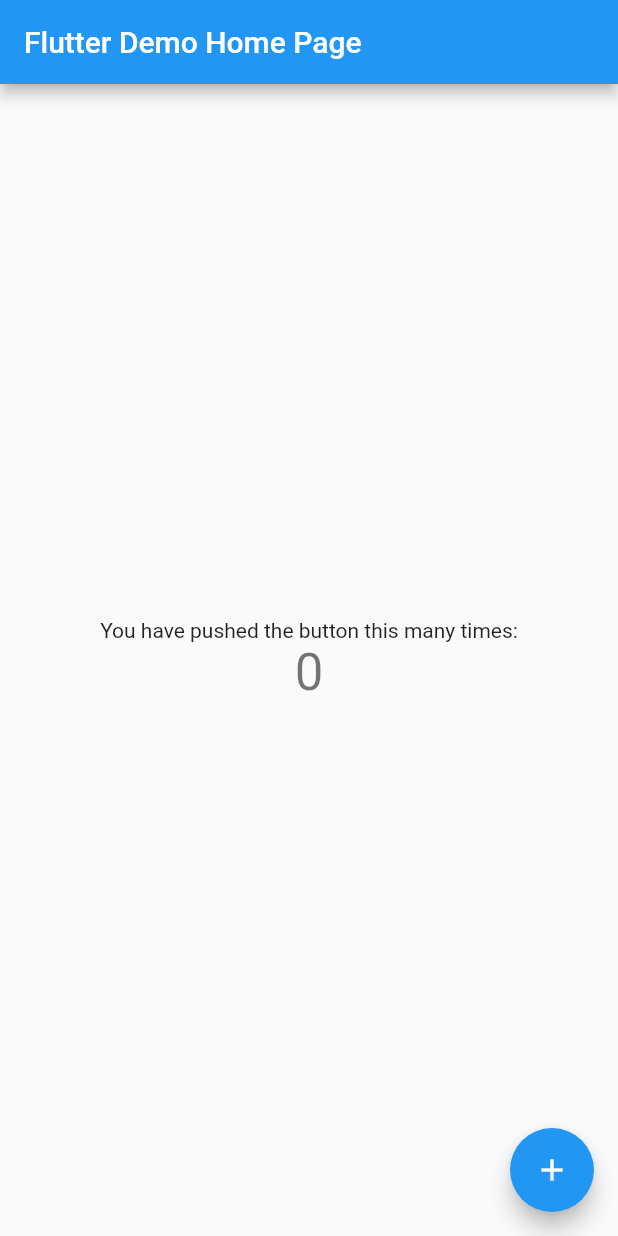
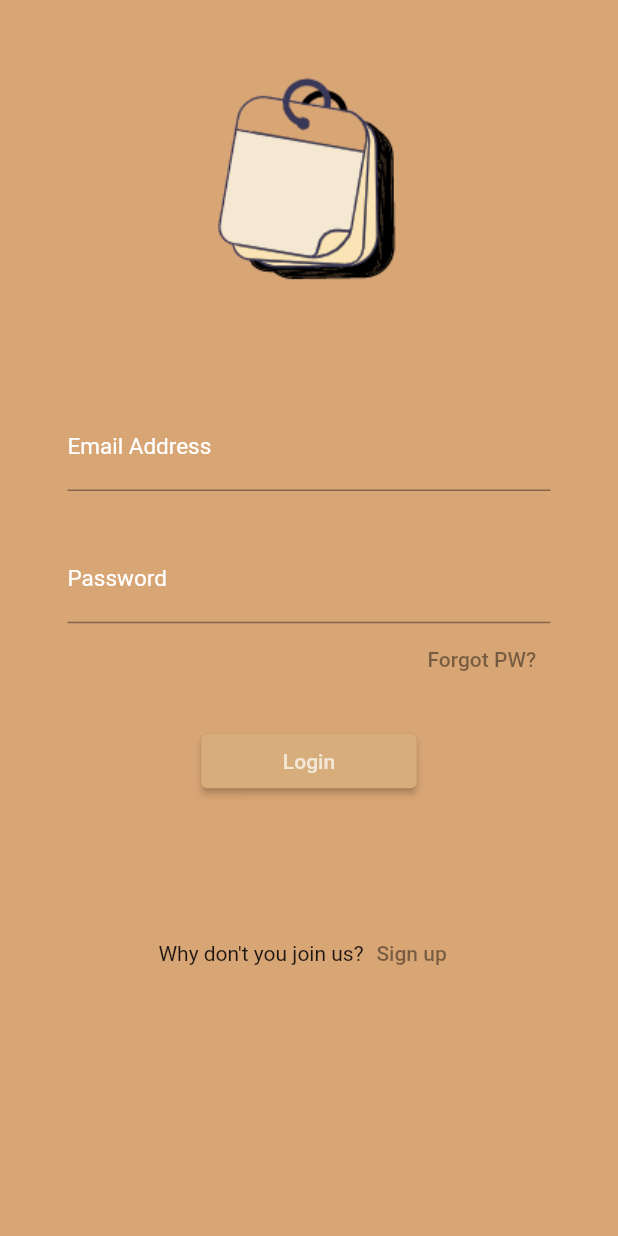
Before and after one commit to shusi1625/Daily_theme, a Flutter app: the screen it shows after launch, on a phone screen of 412 x 824 dp. Run offline on Flutter 3.47's test engine with Material 2 defaults, Android fonts, the phone set to English and light mode, and no system bars.

Commit message:
login page

```diff
--- /dev/null
+++ b/code/lib/login.dart
@@ -0,0 +1,95 @@
+import 'package:flutter/material.dart';
+
+class Login extends StatefulWidget {
+  const Login({Key? key}) : super(key: key);
+
+  @override
+  State<Login> createState() => _LoginState();
+}
+
+class _LoginState extends State<Login> {
+  @override
+  Widget build(BuildContext context) {
+    return Scaffold(
+      backgroundColor: Color(0xffD8A575),
+      body: SingleChildScrollView(
+        child: Column(
+          children: [
+            Padding(padding: EdgeInsets.only(top: 30)),
+            Center(
+              child: Image(image: AssetImage('image/icon1.png'),),
+
+            ),
+            Form(child: Theme(
+              data: ThemeData(
+                primaryColor: Colors.white,
+                inputDecorationTheme: InputDecorationTheme(
+                  labelStyle: TextStyle(
+                    color: Colors.white,
+                    fontSize: 15.0,
+                  )
+                )
+              ),
+              child: Container(
+                padding: EdgeInsets.all(45),
+                child: Column(
+                  children: [
+                    TextField(
+                      decoration: InputDecoration(
+                        labelText: 'Email Address'
+                      ),
+                      keyboardType: TextInputType.emailAddress,
+                    ),
+                    SizedBox(height: 30,),
+                    TextField(
+                      decoration: InputDecoration(
+                          labelText: 'Password'
+                      ),
+                      keyboardType: TextInputType.emailAddress,
+                      obscureText: true,
+                    ),
+                    Row(
+                      children: [
+                        SizedBox(width: 232,),
+                        TextButton(
+                            child: Text('Forgot PW?',
+                            style: TextStyle(
+                              fontSize: 14,
+                                color: Colors.black45
+                            ),),
+                            onPressed: null),
+                      ],
+                    ),
+                    SizedBox(height: 20),
+                    ElevatedButton(
+                      style: ElevatedButton.styleFrom(
+                        primary: Color(0xffD8AD7C)
+                      ),
+                          child: Text('           Login           ',
+                          style: TextStyle(
+                            color: Colors.white70
+                          ),),
+                            onPressed: (){print("5");}),
+                  SizedBox(height: 80),
+                  Row(
+                    mainAxisAlignment: MainAxisAlignment.center,
+                    children: [
+                      Text("Why don't you join us?"),
+                      TextButton(
+                          child: Text('Sign up',
+                          style: TextStyle(
+                            color: Colors.black45
+                          ),),
+                          onPressed: (){print("5");},)
+                    ],
+                  )
+                  ],
+                ),
+              ),)
+            )
+          ],
+        ),
+      ),
+    );
+  }
+}
--- a/code/lib/main.dart
+++ b/code/lib/main.dart
@@ -1,4 +1,5 @@
 import 'package:flutter/material.dart';
+import 'login.dart';
 
 void main() {
   runApp(const MyApp());
@@ -7,109 +8,12 @@ void main() {
 class MyApp extends StatelessWidget {
   const MyApp({Key? key}) : super(key: key);
 
-  // This widget is the root of your application.
   @override
   Widget build(BuildContext context) {
     return MaterialApp(
-      title: 'Flutter Demo',
-      theme: ThemeData(
-        // This is the theme of your application.
-        //
-        // Try running your application with "flutter run". You'll see the
-        // application has a blue toolbar. Then, without quitting the app, try
-        // changing the primarySwatch below to Colors.green and then invoke
-        // "hot reload" (press "r" in the console where you ran "flutter run",
-        // or simply save your changes to "hot reload" in a Flutter IDE).
-        // Notice that the counter didn't reset back to zero; the application
-        // is not restarted.
-        primarySwatch: Colors.blue,
-      ),
-      home: const MyHomePage(title: 'Flutter Demo Home Page'),
+      debugShowCheckedModeBanner: false,
+      title: 'Daily_theme',
+      home: Login(),//추후 데이터베이스와 연결하면 수정할 예정
     );
   }
 }
-
-class MyHomePage extends StatefulWidget {
-  const MyHomePage({Key? key, required this.title}) : super(key: key);
-
-  // This widget is the home page of your application. It is stateful, meaning
-  // that it has a State object (defined below) that contains fields that affect
-  // how it looks.
-
-  // This class is the configuration for the state. It holds the values (in this
-  // case the title) provided by the parent (in this case the App widget) and
-  // used by the build method of the State. Fields in a Widget subclass are
-  // always marked "final".
-
-  final String title;
-
-  @override
-  State<MyHomePage> createState() => _MyHomePageState();
-}
-
-class _MyHomePageState extends State<MyHomePage> {
-  int _counter = 0;
-
-  void _incrementCounter() {
-    setState(() {
-      // This call to setState tells the Flutter framework that something has
-      // changed in this State, which causes it to rerun the build method below
-      // so that the display can reflect the updated values. If we changed
-      // _counter without calling setState(), then the build method would not be
-      // called again, and so nothing would appear to happen.
-      _counter++;
-    });
-  }
-
-  @override
-  Widget build(BuildContext context) {
-    // This method is rerun every time setState is called, for instance as done
-    // by the _incrementCounter method above.
-    //
-    // The Flutter framework has been optimized to make rerunning build methods
-    // fast, so that you can just rebuild anything that needs updating rather
-    // than having to individually change instances of widgets.
-    return Scaffold(
-      appBar: AppBar(
-        // Here we take the value from the MyHomePage object that was created by
-        // the App.build method, and use it to set our appbar title.
-        title: Text(widget.title),
-      ),
-      body: Center(
-        // Center is a layout widget. It takes a single child and positions it
-        // in the middle of the parent.
-        child: Column(
-          // Column is also a layout widget. It takes a list of children and
-          // arranges them vertically. By default, it sizes itself to fit its
-          // children horizontally, and tries to be as tall as its parent.
-          //
-          // Invoke "debug painting" (press "p" in the console, choose the
-          // "Toggle Debug Paint" action from the Flutter Inspector in Android
-          // Studio, or the "Toggle Debug Paint" command in Visual Studio Code)
-          // to see the wireframe for each widget.
-          //
-          // Column has various properties to control how it sizes itself and
-          // how it positions its children. Here we use mainAxisAlignment to
-          // center the children vertically; the main axis here is the vertical
-          // axis because Columns are vertical (the cross axis would be
-          // horizontal).
-          mainAxisAlignment: MainAxisAlignment.center,
-          children: <Widget>[
-            const Text(
-              'You have pushed the button this many times:',
-            ),
-            Text(
-              '$_counter',
-              style: Theme.of(context).textTheme.headline4,
-            ),
-          ],
-        ),
-      ),
-      floatingActionButton: FloatingActionButton(
-        onPressed: _incrementCounter,
-        tooltip: 'Increment',
-        child: const Icon(Icons.add),
-      ), // This trailing comma makes auto-formatting nicer for build methods.
-    );
-  }
-}
```
Also changed, not shown: code/pubspec.yaml (+3 -4 lines), code/image/icon1.png (added), code/lib/account.dart (added), code/lib/reading.dart (added), code/lib/writing.dart (added).
